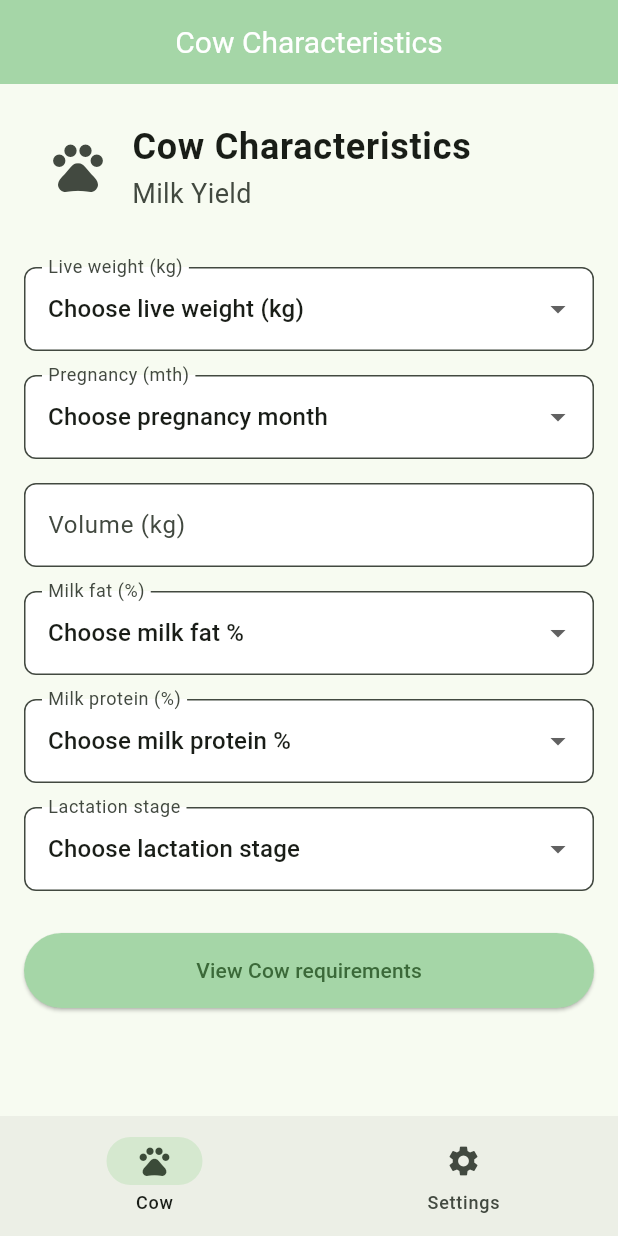
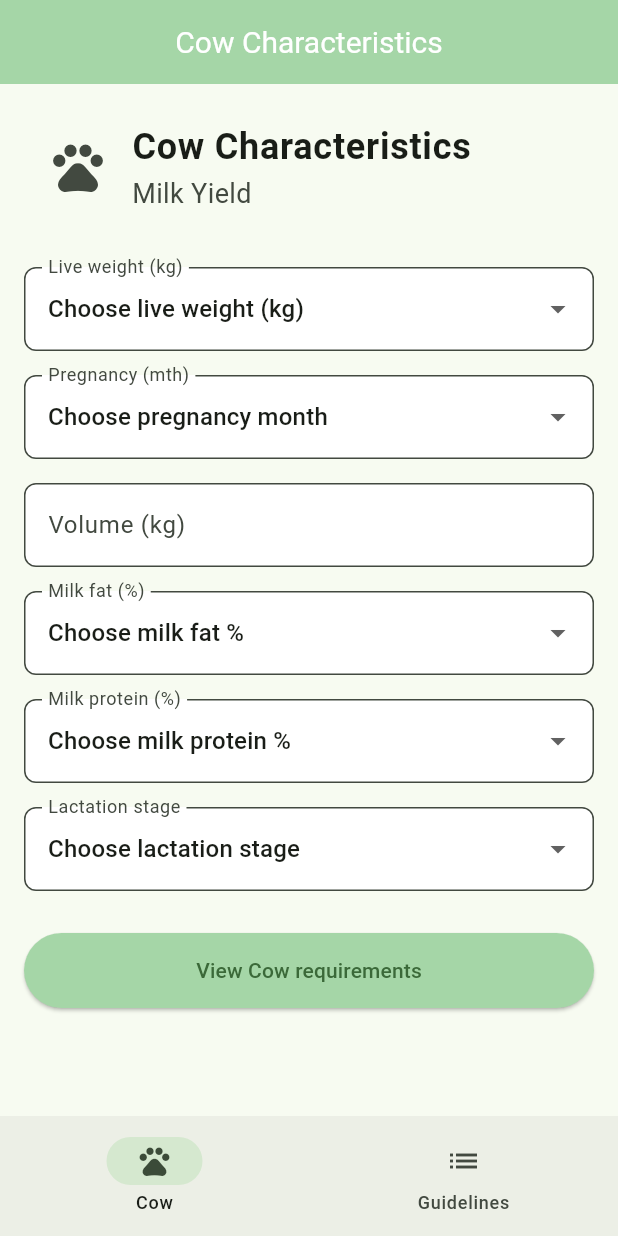
Before and after one commit to minerva-university/rationapp, a Flutter app: the screen it shows after launch, on a phone screen of 412 x 824 dp. Run offline on Flutter 3.47's test engine with Material 3 defaults, Android fonts, the phone set to English and light mode, and no system bars.

Commit message:
guidelines icon

```diff
--- a/lib/main.dart
+++ b/lib/main.dart
@@ -57,8 +57,8 @@ class _HomePageState extends State<HomePage> {
             label: 'Cow',
           ),
           NavigationDestination(
-            icon: Icon(Icons.settings),
-            label: 'Settings',
+            icon: Icon(Icons.list),
+            label: 'Guidelines',
           ),
         ],
       ),
```
